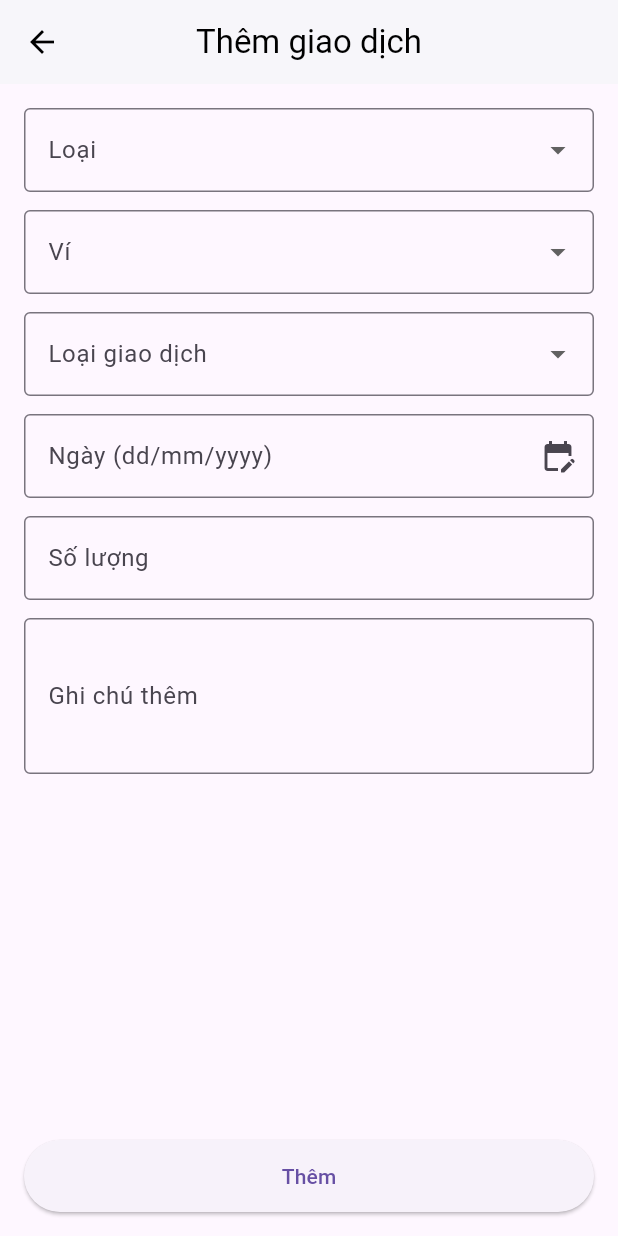
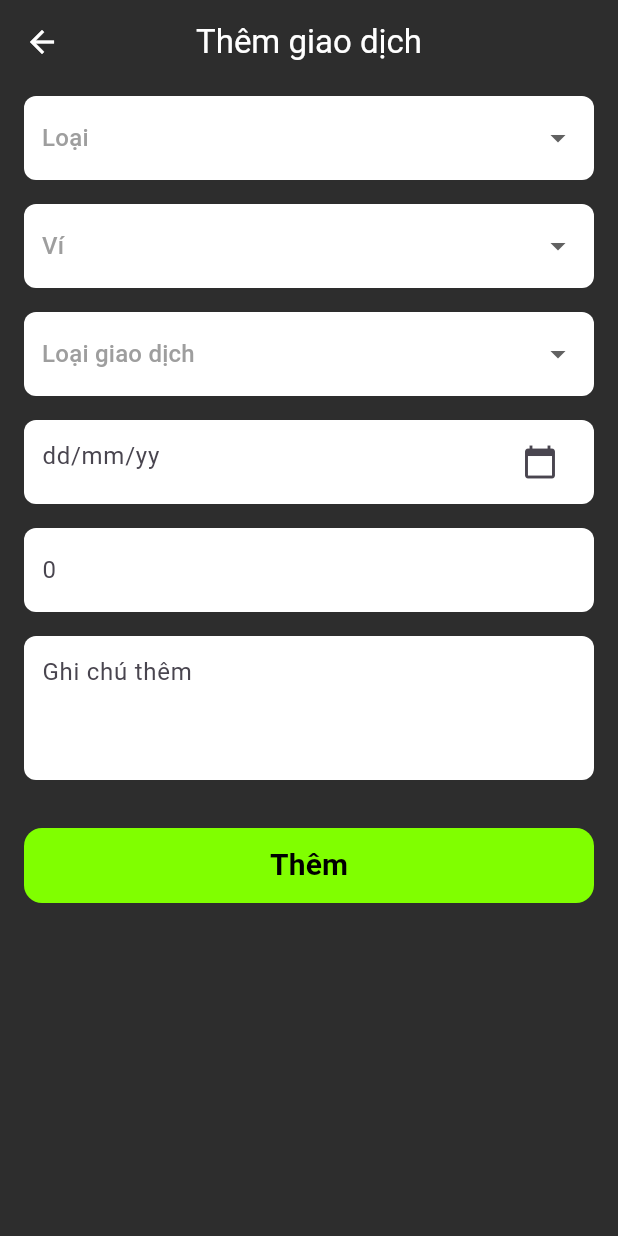
Before and after one commit to NazeCreative/SAMON, a Flutter app: the AddTransactionScreen screen opened directly, on a phone screen of 412 x 824 dp. Run offline on Flutter 3.47's test engine with Material 3 defaults, Android fonts, the phone set to English and light mode, and no system bars; our stand-ins replace fl_chart.

Commit message:
Sửa màu

```diff
--- a/project_s/lib/screens/add_transaction_screen.dart
+++ b/project_s/lib/screens/add_transaction_screen.dart
@@ -1,57 +1,147 @@
 import 'package:flutter/material.dart';
 
-class AddTransactionScreen extends StatelessWidget {
-  final TextEditingController quantityController = TextEditingController();
-  final TextEditingController notesController = TextEditingController();
-  final TextEditingController dateController = TextEditingController();
+class AddTransactionScreen extends StatefulWidget {
+  const AddTransactionScreen({Key? key}) : super(key: key);
+
+  @override
+  State<AddTransactionScreen> createState() => _AddTransactionScreenState();
+}
+
+class _AddTransactionScreenState extends State<AddTransactionScreen> {
+  // Controllers cho TextField
+  final _quantityController = TextEditingController();
+  final _notesController = TextEditingController();
+  final _dateController = TextEditingController();
+
+  // State cho Dropdown
+  String? _selectedType;
+  String? _selectedWallet;
+  String? _selectedTransType;
+
+  // Các options mẫu
+  final _typeOptions = ['Lựa chọn 1', 'Lựa chọn 2', 'Lựa chọn 3'];
+  final _walletOptions = ['Lựa chọn 1', 'Lựa chọn 2', 'Lựa chọn 3'];
+  final _transTypeOptions = ['Thu', 'Chi'];
 
   @override
   Widget build(BuildContext context) {
     return Scaffold(
+      backgroundColor: const Color(0xFF2D2D2D),
       appBar: AppBar(
-        leading: BackButton(),
-        title: Text('Thêm giao dịch'),
+        leading: const BackButton(color: Colors.white),
+        title: const Text('Thêm giao dịch', style: TextStyle(color: Colors.white)),
         centerTitle: true,
-        backgroundColor: Colors.white,
-        foregroundColor: Colors.black,
-        elevation: 1,
+        backgroundColor: const Color(0xFF2D2D2D),
+        elevation: 0,
       ),
       body: Padding(
-        padding: const EdgeInsets.all(16.0),
-        child: Column(
+        padding: const EdgeInsets.symmetric(horizontal: 16, vertical: 8),
+        child: ListView(
           children: [
-            _buildDropdown('Loại'),
-            SizedBox(height: 12),
-            _buildDropdown('Ví'),
-            SizedBox(height: 12),
-            _buildDropdown('Loại giao dịch'),
-            SizedBox(height: 12),
-            _buildDateField(),
-            SizedBox(height: 12),
-            TextField(
-              controller: quantityController,
-              keyboardType: TextInputType.number,
-              decoration: InputDecoration(
-                labelText: 'Số lượng',
-                border: OutlineInputBorder(),
+            // Dropdown Loại
+            _buildField(
+              child: DropdownButtonFormField<String>(
+                value: _selectedType,
+                decoration: const InputDecoration(border: InputBorder.none),
+                hint: const Text('Loại', style: TextStyle(color: Colors.grey)),
+                items: _typeOptions.map((e) {
+                  return DropdownMenuItem(value: e, child: Text(e));
+                }).toList(),
+                onChanged: (val) => setState(() => _selectedType = val),
               ),
             ),
-            SizedBox(height: 12),
-            TextField(
-              controller: notesController,
-              decoration: InputDecoration(
-                labelText: 'Ghi chú thêm',
-                border: OutlineInputBorder(),
+            const SizedBox(height: 16),
+
+            // Dropdown Ví
+            _buildField(
+              child: DropdownButtonFormField<String>(
+                value: _selectedWallet,
+                decoration: const InputDecoration(border: InputBorder.none),
+                hint: const Text('Ví', style: TextStyle(color: Colors.grey)),
+                items: _walletOptions.map((e) {
+                  return DropdownMenuItem(value: e, child: Text(e));
+                }).toList(),
+                onChanged: (val) => setState(() => _selectedWallet = val),
               ),
-              maxLines: 3,
             ),
-            Spacer(),
+            const SizedBox(height: 16),
+
+            // Dropdown Loại giao dịch
+            _buildField(
+              child: DropdownButtonFormField<String>(
+                value: _selectedTransType,
+                decoration: const InputDecoration(border: InputBorder.none),
+                hint: const Text('Loại giao dịch', style: TextStyle(color: Colors.grey)),
+                items: _transTypeOptions.map((e) {
+                  return DropdownMenuItem(value: e, child: Text(e));
+                }).toList(),
+                onChanged: (val) => setState(() => _selectedTransType = val),
+              ),
+            ),
+            const SizedBox(height: 16),
+
+            // Ngày
+            _buildField(
+              child: TextField(
+                controller: _dateController,
+                keyboardType: TextInputType.datetime,
+                decoration: const InputDecoration(
+                  hintText: 'dd/mm/yy',
+                  border: InputBorder.none,
+                  suffixIcon: Icon(Icons.calendar_today),
+                ),
+                style: const TextStyle(color: Colors.white),
+              ),
+            ),
+            const SizedBox(height: 16),
+
+            // Số lượng
+            _buildField(
+              child: TextField(
+                controller: _quantityController,
+                keyboardType: TextInputType.number,
+                decoration: const InputDecoration(
+                  hintText: '0',
+                  border: InputBorder.none,
+                ),
+                style: const TextStyle(color: Colors.white),
+              ),
+            ),
+            const SizedBox(height: 16),
+
+            // Ghi chú
+            _buildField(
+              child: TextField(
+                controller: _notesController,
+                maxLines: 3,
+                decoration: const InputDecoration(
+                  hintText: 'Ghi chú thêm',
+                  border: InputBorder.none,
+                ),
+                style: const TextStyle(color: Colors.white),
+              ),
+            ),
+            const SizedBox(height: 32),
+
+            // Nút Thêm
             SizedBox(
               width: double.infinity,
-              height: 48,
+              height: 50,
               child: ElevatedButton(
-                onPressed: () {},
-                child: Text('Thêm'),
+                onPressed: () {
+                  // TODO: xử lý thêm giao dịch
+                },
+                style: ElevatedButton.styleFrom(
+                  backgroundColor: const Color(0xFF80FF00),
+                  shape: RoundedRectangleBorder(
+                    borderRadius: BorderRadius.circular(12),
+                  ),
+                  elevation: 0,
+                ),
+                child: const Text(
+                  'Thêm',
+                  style: TextStyle(fontSize: 20, fontWeight: FontWeight.bold, color: Colors.black),
+                ),
               ),
             ),
           ],
@@ -60,28 +150,19 @@ class AddTransactionScreen extends StatelessWidget {
     );
   }
 
-  Widget _buildDropdown(String label) {
-    return DropdownButtonFormField<String>(
-      decoration: InputDecoration(
-        labelText: label,
-        border: OutlineInputBorder(),
-      ),
-      items: ['Tùy chọn 1', 'Tùy chọn 2']
-          .map((value) => DropdownMenuItem(value: value, child: Text(value)))
-          .toList(),
-      onChanged: (value) {},
+  Widget _buildField({required Widget child}) {
+    return Container(
+      padding: const EdgeInsets.symmetric(horizontal: 12, vertical: 4),
+      decoration: BoxDecoration(color: Colors.white, borderRadius: BorderRadius.circular(8)),
+      child: child,
     );
   }
 
-  Widget _buildDateField() {
-    return TextField(
-      controller: dateController,
-      decoration: InputDecoration(
-        labelText: 'Ngày (dd/mm/yyyy)',
-        border: OutlineInputBorder(),
-        suffixIcon: Icon(Icons.edit_calendar),
-      ),
-      keyboardType: TextInputType.datetime,
-    );
+  @override
+  void dispose() {
+    _quantityController.dispose();
+    _notesController.dispose();
+    _dateController.dispose();
+    super.dispose();
   }
 }
--- a/project_s/lib/wallet_screens/wallet_screen.dart
+++ b/project_s/lib/wallet_screens/wallet_screen.dart
@@ -107,8 +107,8 @@ class _WalletScreenState extends State<WalletScreen> {
                               }
                             },
                             child: const CircleAvatar(
-                              backgroundColor: Colors.yellow,
-                              child: Icon(Icons.add, color: Colors.black),
+                              backgroundColor: Color(0xffffbf0f),
+                              child: Icon(Icons.add_circle_outline_outlined, color: Colors.black),
                             ),
                           )
                         ],
```
Also changed, not shown: project_s/lib/presentation/pages/login_page.dart (+6 -8 lines), project_s/lib/presentation/pages/signup_page.dart (+5 -4 lines), project_s/lib/presentation/widgets/bot_nav_bar.dart (+9 -7 lines), project_s/lib/screens/bar_chart_page.dart (+23 -11 lines), project_s/lib/screens/home_screen.dart (+49 -16 lines).
